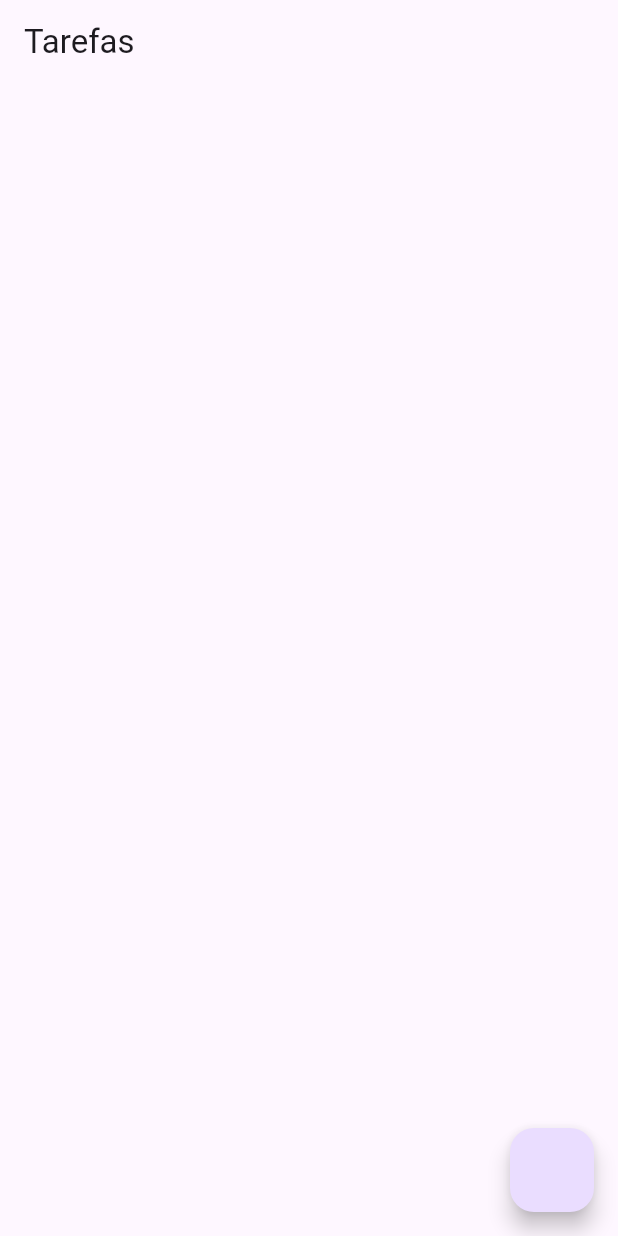
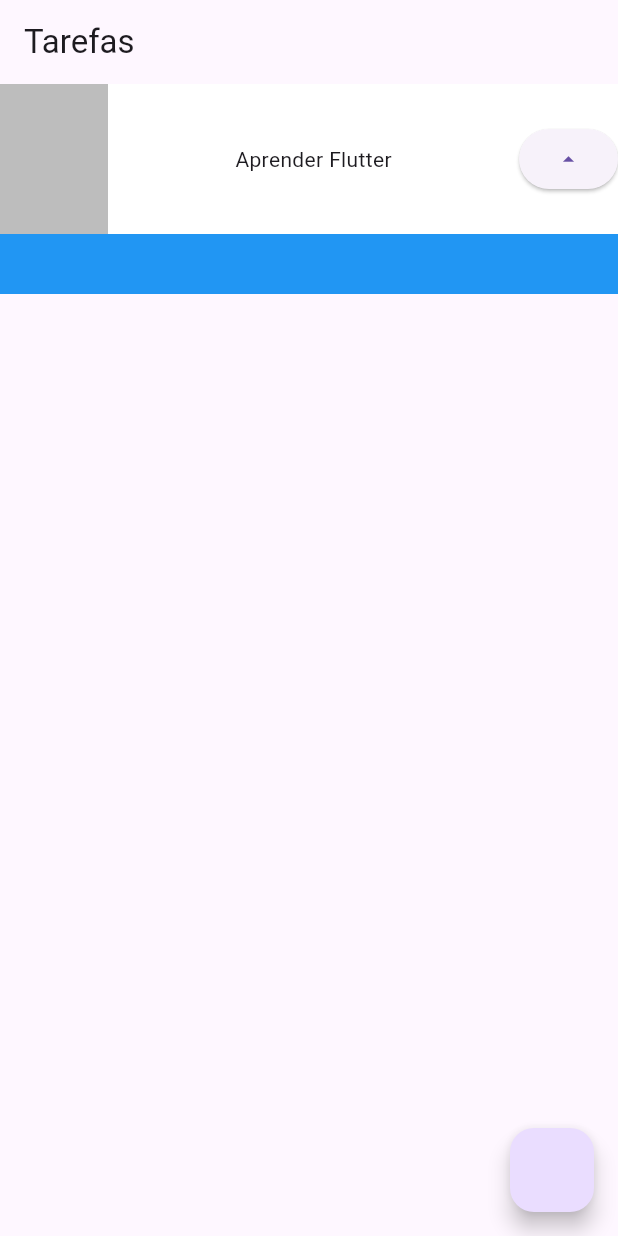
Before and after one commit to GuilhermeTantulli/Mobile-Development, a Flutter app: the screen it shows after launch, on a phone screen of 412 x 824 dp. Run offline on Flutter 3.47's test engine with Material 3 defaults, Android fonts, the phone set to English and light mode, and no system bars.

Commit message:
Added: more Widgets

```diff
--- a/aula_2_scaffold/lib/main.dart
+++ b/aula_2_scaffold/lib/main.dart
@@ -14,10 +14,40 @@
         appBar: AppBar(
           title: Text('Tarefas'),
         ),
-        body: Container(),
-        floatingActionButton: FloatingActionButton(
-          onPressed: (){}
+        body: Container(
+          child: Stack(
+            children: [
+              Container(
+                color: Colors.blue,
+                height: 140,
+              ),
+              Container(
+                color: Colors.white,
+                height: 100,
+                child: Row(
+                  mainAxisAlignment: MainAxisAlignment.spaceBetween,
+                  children: [
+                    Container(
+                      color: Colors.black26,
+                      width: 72,
+                      height: 100,
+                    ),
+                    Text(
+                      'Aprender Flutter',
+                    ),
+                    ElevatedButton(
+                      onPressed: () {},
+                      child: Icon(
+                        Icons.arrow_drop_up,
+                      ),
+                    ),
+                  ],
+                ),
+              )
+            ],
           ),
+        ),
+        floatingActionButton: FloatingActionButton(onPressed: () {}),
       ),
     );
   }
```
